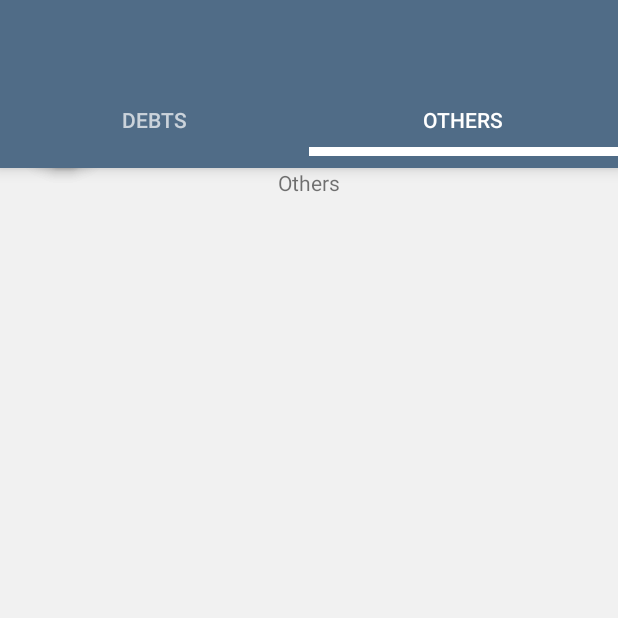
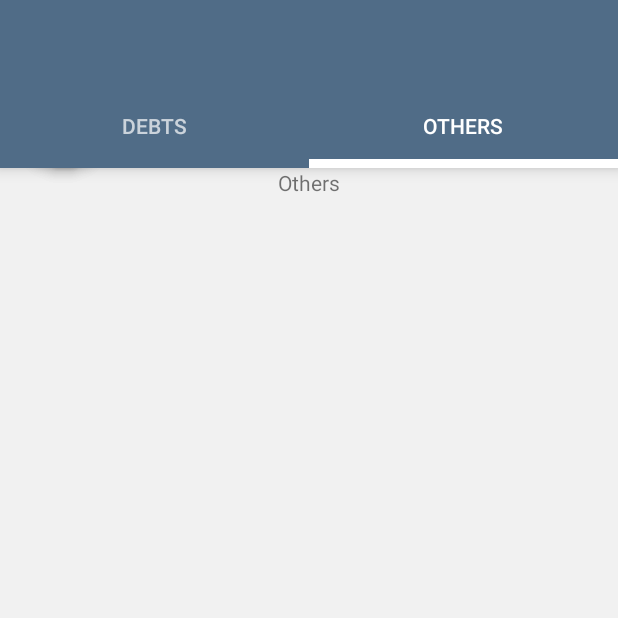
Before and after one commit to Popalay/Yooder, an Android app: the fragment RemindersFragment placed in its activity, tab 2 chosen, on a phone screen of 412 x 824 dp, the top half of it. Run offline under Robolectric (Android 15) with nearby library versions, the phone set to English and light mode, and no system bars; libraries missing offline, so code that uses them is left out: co.dift.ui, com.amulyakhare.textdrawable, com.github.clans.fab, com.github.pwittchen.reactivenetwork, com.parse and 5 more; plain views replace FloatingActionButton, FloatingActionMenu; 7 statements that could not run were skipped.

Commit message:
Added layout behavior for FAM

```diff
--- a/app/src/main/res/layout/fragment_reminders.xml
+++ b/app/src/main/res/layout/fragment_reminders.xml
@@ -1,5 +1,5 @@
 <?xml version="1.0" encoding="utf-8"?>
-<RelativeLayout xmlns:android="http://schemas.android.com/apk/res/android"
+<android.support.design.widget.CoordinatorLayout xmlns:android="http://schemas.android.com/apk/res/android"
     xmlns:app="http://schemas.android.com/apk/res-auto"
     android:layout_width="match_parent"
     android:layout_height="match_parent">
@@ -7,10 +7,9 @@
     <android.support.design.widget.TabLayout
         android:id="@+id/tabLayout"
         android:layout_width="match_parent"
-        android:layout_height="wrap_content"
+        android:layout_height="?attr/actionBarSize"
         android:background="?attr/colorPrimary"
         android:elevation="6dp"
-        android:minHeight="?attr/actionBarSize"
         app:tabIndicatorColor="@color/white"
         app:tabIndicatorHeight="6dp"
         app:tabGravity="fill"
@@ -19,6 +18,7 @@
 
     <android.support.v4.view.ViewPager
         android:id="@+id/viewPager"
+        android:layout_marginTop="?attr/actionBarSize"
         android:layout_width="match_parent"
         android:layout_height="match_parent"
         android:layout_below="@id/tabLayout" />
@@ -58,4 +58,4 @@
 
     </com.github.clans.fab.FloatingActionMenu>
 
-</RelativeLayout>
+</android.support.design.widget.CoordinatorLayout>
```
Also changed, not shown: app/src/main/kotlin/com/popalay/yooder/widgets/FloatingActionMenuBehavior.java (+41 -25 lines).
